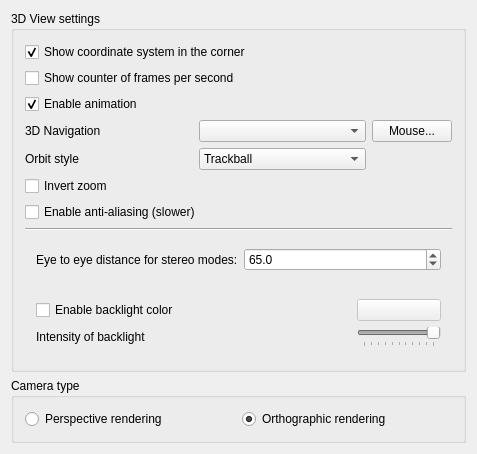
Above: src/Gui/DlgSettings3DView.ui from berndhahnebach/All_FreeCAD before the change. Below: the same form after it.
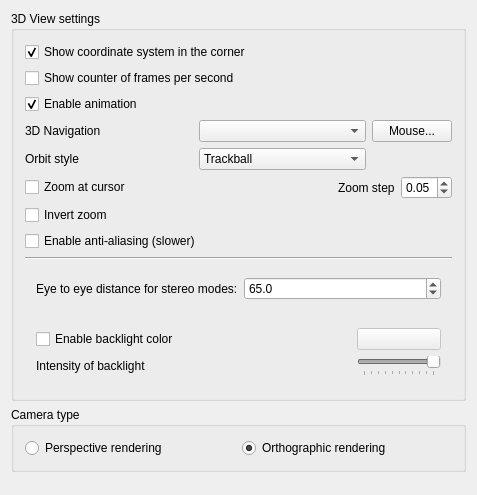
That is the form after the change. Custom widgets are drawn as their Qt base class.

Commit message: Support of customizeable zoom step and zoom-at-cursor

What changed in the file:
```diff
--- a/src/Gui/DlgSettings3DView.ui
+++ b/src/Gui/DlgSettings3DView.ui
@@ -7,7 +7,7 @@
     <x>0</x>
     <y>0</y>
     <width>477</width>
-    <height>442</height>
+    <height>495</height>
    </rect>
   </property>
   <property name="windowTitle">
@@ -130,6 +130,65 @@
        </layout>
       </item>
       <item row="4" column="0">
+       <layout class="QHBoxLayout" name="horizontalLayout">
+        <item>
+         <widget class="Gui::PrefCheckBox" name="checkBoxZoomAtCursor">
+          <property name="text">
+           <string>Zoom at cursor</string>
+          </property>
+          <property name="prefEntry" stdset="0">
+           <cstring>ZoomAtCursor</cstring>
+          </property>
+          <property name="prefPath" stdset="0">
+           <cstring>View</cstring>
+          </property>
+         </widget>
+        </item>
+        <item>
+         <spacer name="horizontalSpacer">
+          <property name="orientation">
+           <enum>Qt::Horizontal</enum>
+          </property>
+          <property name="sizeHint" stdset="0">
+           <size>
+            <width>40</width>
+            <height>20</height>
+           </size>
+          </property>
+         </spacer>
+        </item>
+        <item>
+         <widget class="QLabel" name="label">
+          <property name="text">
+           <string>Zoom step</string>
+          </property>
+         </widget>
+        </item>
+        <item>
+         <widget class="Gui::PrefDoubleSpinBox" name="spinBoxZoomStep">
+          <property name="minimum">
+           <double>0.010000000000000</double>
+          </property>
+          <property name="maximum">
+           <double>1.000000000000000</double>
+          </property>
+          <property name="singleStep">
+           <double>0.050000000000000</double>
+          </property>
+          <property name="value">
+           <double>0.050000000000000</double>
+          </property>
+          <property name="prefEntry" stdset="0">
+           <cstring>ZoomStep</cstring>
+          </property>
+          <property name="prefPath" stdset="0">
+           <cstring>View</cstring>
+          </property>
+         </widget>
+        </item>
+       </layout>
+      </item>
+      <item row="5" column="0">
        <widget class="Gui::PrefCheckBox" name="checkBoxInvertZoom">
         <property name="text">
          <string>Invert zoom</string>
@@ -142,7 +201,7 @@
         </property>
        </widget>
       </item>
-      <item row="5" column="0">
+      <item row="6" column="0">
        <widget class="Gui::PrefCheckBox" name="checkBoxAntiAliasing">
         <property name="text">
          <string>Enable anti-aliasing (slower)</string>
@@ -155,7 +214,7 @@
         </property>
        </widget>
       </item>
-      <item row="6" column="0">
+      <item row="7" column="0">
        <widget class="Line" name="line1">
         <property name="frameShape">
          <enum>QFrame::HLine</enum>
@@ -168,7 +227,7 @@
         </property>
        </widget>
       </item>
-      <item row="7" column="0">
+      <item row="8" column="0">
        <layout class="QHBoxLayout" name="eyedistanceLayout">
         <property name="spacing">
          <number>6</number>
@@ -210,7 +269,7 @@
         </item>
        </layout>
       </item>
-      <item row="8" column="0">
+      <item row="9" column="0">
        <layout class="QGridLayout" name="backlightLayout">
         <property name="margin">
          <number>11</number>
```
Left out of the diff: 4 changed lines with no effect on the pictures. The commit also changes 8 other files.
